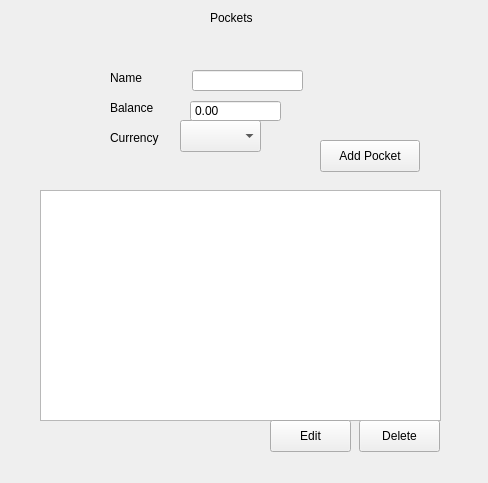
First picture: the form in ui/pockets_widget.ui, repository fishija/fcontrol-personal-finance, before the edit.
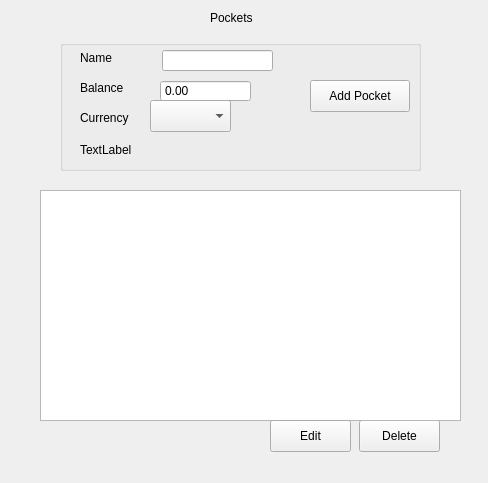
Second picture: the form after the edit.

```diff
--- a/ui/pockets_widget.ui
+++ b/ui/pockets_widget.ui
@@ -26,37 +26,82 @@
     <string>Pockets</string>
    </property>
   </widget>
-  <widget class="QLabel" name="label_2">
+  <widget class="QPushButton" name="deleteButton">
    <property name="geometry">
     <rect>
-     <x>110</x>
-     <y>70</y>
-     <width>58</width>
-     <height>16</height>
+     <x>359</x>
+     <y>420</y>
+     <width>81</width>
+     <height>32</height>
     </rect>
    </property>
    <property name="text">
-    <string>Name</string>
+    <string>Delete</string>
    </property>
   </widget>
-  <widget class="QLabel" name="label_3">
+  <widget class="QTableWidget" name="pocketsTable">
    <property name="geometry">
     <rect>
-     <x>110</x>
-     <y>100</y>
-     <width>58</width>
-     <height>16</height>
+     <x>40</x>
+     <y>190</y>
+     <width>421</width>
+     <height>231</height>
     </rect>
    </property>
+  </widget>
+  <widget class="QPushButton" name="editButton">
+   <property name="geometry">
+    <rect>
+     <x>270</x>
+     <y>420</y>
+     <width>81</width>
+     <height>32</height>
+    </rect>
+   </property>
    <property name="text">
-    <string>Balance</string>
+    <string>Edit</string>
+   </property>
+  </widget>
+  <widget class="QGroupBox" name="groupBox">
+   <property name="geometry">
+    <rect>
+     <x>60</x>
+     <y>40</y>
+     <width>361</width>
+     <height>131</height>
+    </rect>
+   </property>
+   <property name="title">
+    <string/>
+   </property>
+   <widget class="QPushButton" name="addButton">
+    <property name="geometry">
+     <rect>
+      <x>250</x>
+      <y>40</y>
+      <width>100</width>
+      <height>32</height>
+     </rect>
+    </property>
+    <property name="text">
+     <string>Add Pocket</string>
+    </property>
+   </widget>
+   <widget class="QComboBox" name="currencySelect">
+    <property name="geometry">
+     <rect>
+      <x>90</x>
+      <y>60</y>
+      <width>81</width>
+      <height>32</height>
+     </rect>
    </property>
   </widget>
   <widget class="QLabel" name="label_4">
    <property name="geometry">
     <rect>
-     <x>110</x>
-     <y>130</y>
+      <x>20</x>
+      <y>70</y>
      <width>61</width>
      <height>16</height>
     </rect>
@@ -65,21 +110,24 @@
     <string>Currency</string>
    </property>
   </widget>
-  <widget class="QComboBox" name="currencySelect">
+   <widget class="QLabel" name="label_3">
    <property name="geometry">
     <rect>
-     <x>180</x>
-     <y>120</y>
-     <width>81</width>
-     <height>32</height>
-    </rect>
-   </property>
+      <x>20</x>
+      <y>40</y>
+      <width>58</width>
+      <height>16</height>
+     </rect>
+    </property>
+    <property name="text">
+     <string>Balance</string>
+    </property>
   </widget>
   <widget class="QLineEdit" name="nameInput">
    <property name="geometry">
     <rect>
-     <x>192</x>
-     <y>70</y>
+      <x>102</x>
+      <y>10</y>
      <width>111</width>
      <height>21</height>
     </rect>
@@ -88,8 +136,8 @@
   <widget class="QDoubleSpinBox" name="balanceInput">
    <property name="geometry">
     <rect>
-     <x>190</x>
-     <y>100</y>
+      <x>100</x>
+      <y>40</y>
      <width>91</width>
      <height>22</height>
     </rect>
@@ -98,54 +146,32 @@
     <enum>QAbstractSpinBox::ButtonSymbols::NoButtons</enum>
    </property>
   </widget>
-  <widget class="QPushButton" name="addButton">
+   <widget class="QLabel" name="label_2">
    <property name="geometry">
     <rect>
-     <x>320</x>
-     <y>140</y>
-     <width>100</width>
-     <height>32</height>
+      <x>20</x>
+      <y>10</y>
+      <width>58</width>
+      <height>16</height>
     </rect>
    </property>
    <property name="text">
-    <string>Add Pocket</string>
-   </property>
-  </widget>
-  <widget class="QPushButton" name="deleteButton">
+     <string>Name</string>
+    </property>
+   </widget>
+   <widget class="QLabel" name="infoLabel">
    <property name="geometry">
     <rect>
-     <x>359</x>
-     <y>420</y>
-     <width>81</width>
-     <height>32</height>
+      <x>20</x>
+      <y>100</y>
+      <width>311</width>
+      <height>20</height>
     </rect>
    </property>
    <property name="text">
-    <string>Delete</string>
-   </property>
-  </widget>
-  <widget class="QTableWidget" name="pocketsTable">
-   <property name="geometry">
-    <rect>
-     <x>40</x>
-     <y>190</y>
-     <width>401</width>
-     <height>231</height>
-    </rect>
-   </property>
-  </widget>
-  <widget class="QPushButton" name="editButton">
-   <property name="geometry">
-    <rect>
-     <x>270</x>
-     <y>420</y>
-     <width>81</width>
-     <height>32</height>
-    </rect>
-   </property>
-   <property name="text">
-    <string>Edit</string>
-   </property>
+     <string>TextLabel</string>
+    </property>
+   </widget>
   </widget>
  </widget>
  <resources/>
```
Lines whose indentation alone changed are shown as unchanged.
